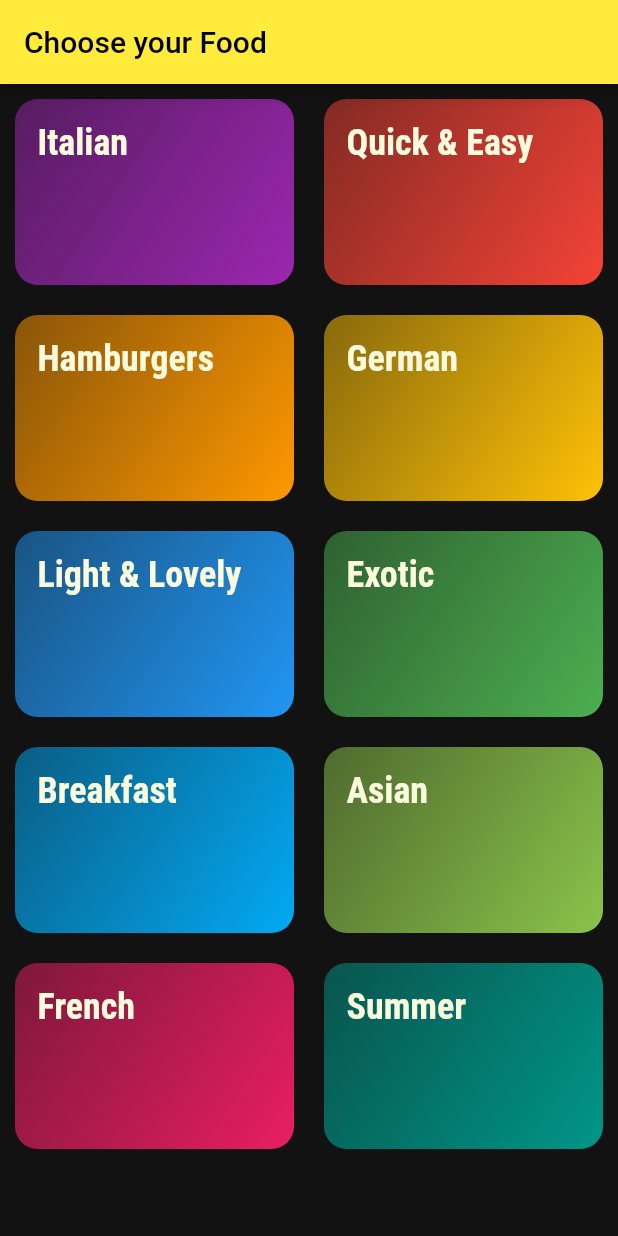
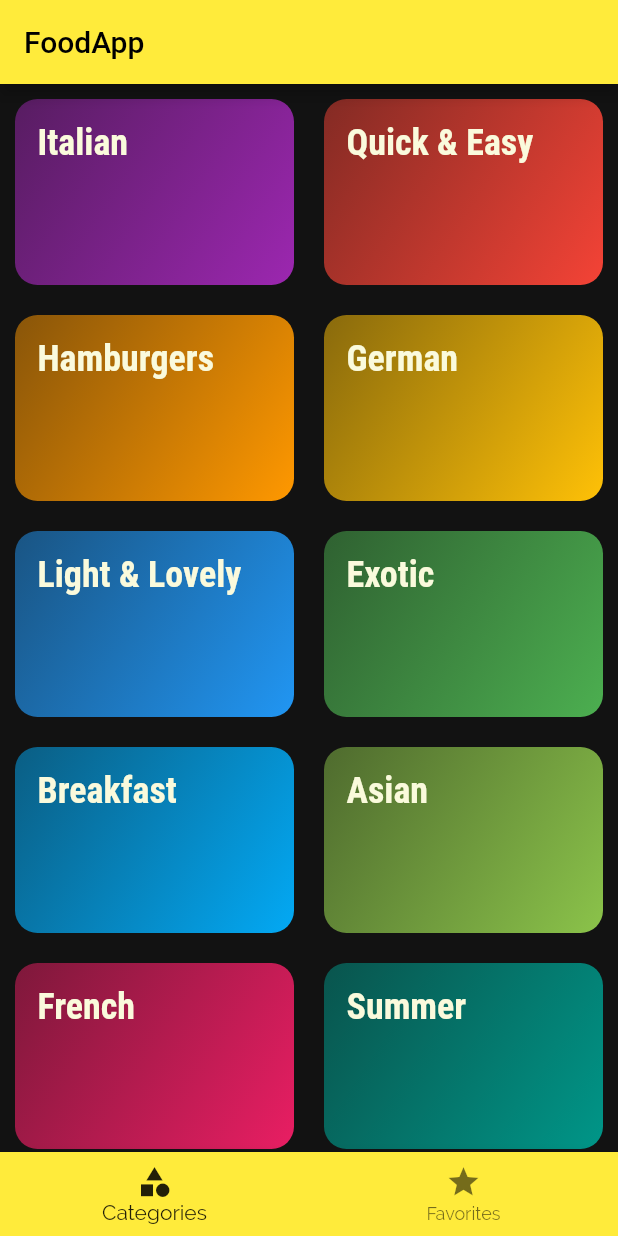
Before and after one commit to AaronCodesPython/FoodApp, a Flutter app: the screen it shows after launch, on a phone screen of 412 x 824 dp. Run offline on Flutter 3.47's test engine with Material 2 defaults, Android fonts, the phone set to English and light mode, and no system bars.

Commit message:
new Bottom-TabBar

```diff
--- a/foodapp/lib/main.dart
+++ b/foodapp/lib/main.dart
@@ -3,6 +3,7 @@ import './screens/category_info_screen.dart';
 import 'screens/category_info_screen.dart';
 import 'screens/categories_screen.dart';
 import "./screens/single_meal_screen.dart";
+import "./screens/tabs_screen.dart";
 
 void main() {
   runApp(const MyApp());
@@ -30,7 +31,7 @@ class MyApp extends StatelessWidget {
                   fontWeight: FontWeight.bold))),
       //initialRoute: "/",
       routes: {
-        "/": (ctx) => const CategoriesScreen(),
+        "/": (ctx) => const TabsScreeen(),
         category_info.routeName: (ctx) => category_info(),
         SingleMealScreen.route_name: (ctx) => const SingleMealScreen(),
       },
--- a/foodapp/lib/screens/categories_screen.dart
+++ b/foodapp/lib/screens/categories_screen.dart
@@ -9,11 +9,7 @@ class CategoriesScreen extends StatelessWidget {
 
   @override
   Widget build(BuildContext context) {
-    return Scaffold(
-      appBar: AppBar(
-        title: const Text("Choose your Food"),
-      ),
-      body: GridView(
+    return GridView(
       padding: const EdgeInsets.all(10),
       gridDelegate: const SliverGridDelegateWithMaxCrossAxisExtent(
         maxCrossAxisExtent: 200,
@@ -30,7 +26,6 @@ class CategoriesScreen extends StatelessWidget {
                 ))
             .toList()
       ],
-      ),
     );
   }
 }
--- a/foodapp/lib/screens/tabs_screen.dart
+++ b/foodapp/lib/screens/tabs_screen.dart
@@ -21,7 +21,7 @@ class _TabsScreeenState extends State<TabsScreeen> {
       bottomNavigationBar: BottomNavigationBar(
         currentIndex: _selectedPageIndex,
         unselectedItemColor: Colors.black54,
-        selectedItemColor: Colors.black45,
+        selectedItemColor: Colors.black87,
         onTap: (int index) {
           setState(() {
             _selectedPageIndex = index;
```
Also changed, not shown: foodapp/lib/screens/favourites_screen.dart (added, +10 -0 lines). Lines whose indentation alone changed are shown as unchanged.
